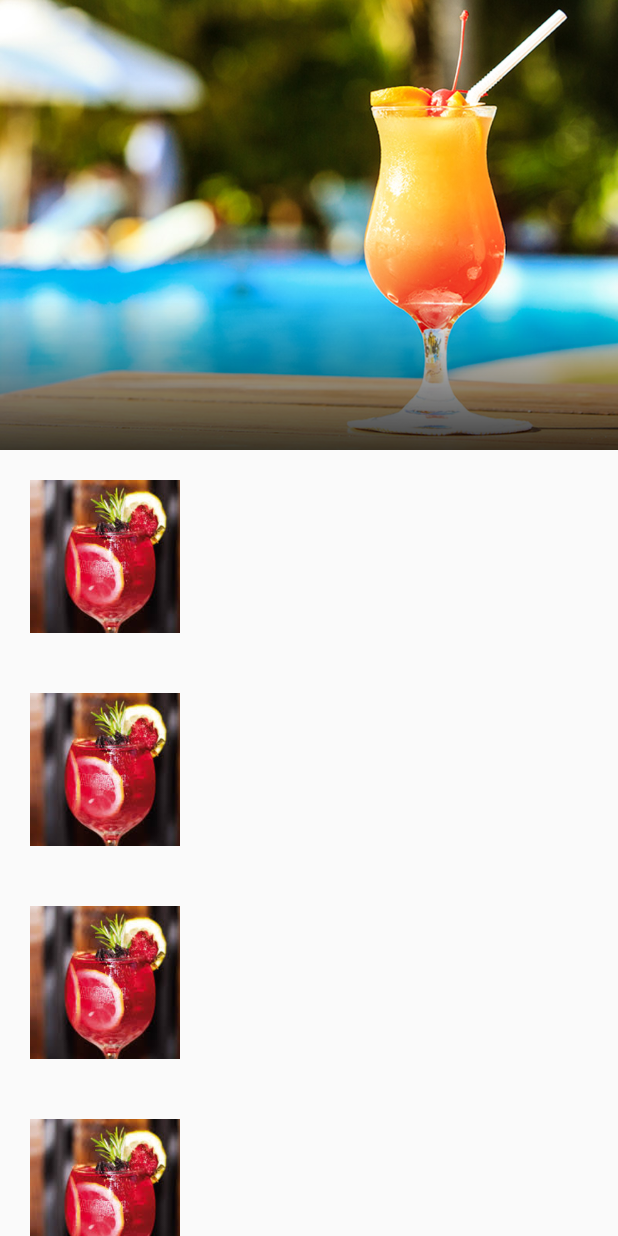
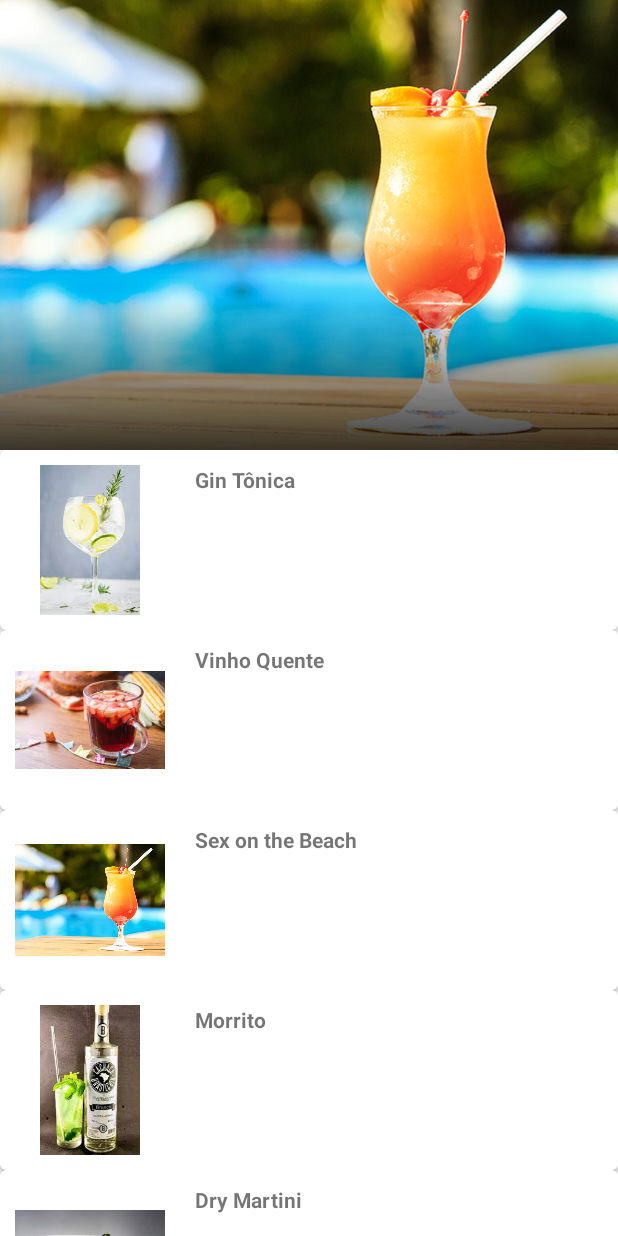
Before and after one commit to gabrielacasagrande/TelaDrinksNovo, an Android app: the layout activity_main.xml on its own in the app's theme, with its tools: preview values and no code run, on a phone screen of 412 x 824 dp. Run offline under Robolectric (Android 15) with nearby library versions, the phone set to English and light mode, and no system bars.

Commit message:
Collapse Layout Novo

```diff
--- a/app/src/main/AndroidManifest.xml
+++ b/app/src/main/AndroidManifest.xml
@@ -9,7 +9,9 @@
         android:roundIcon="@mipmap/ic_launcher_round"
         android:supportsRtl="true"
         android:theme="@style/AppTheme">
-        <activity android:name=".MainActivity">
+        <activity android:name=".MainActivity"></activity>
+        <activity android:name=".SplashScreen"
+            android:theme="@style/Theme.AppCompat.Light.NoActionBar">
             <intent-filter>
                 <action android:name="android.intent.action.MAIN" />
 
--- a/app/src/main/java/com/example/teladrinks/MainActivity.kt
+++ b/app/src/main/java/com/example/teladrinks/MainActivity.kt
@@ -1,5 +1,6 @@
 package com.example.teladrinks
 
+import android.content.Intent
 import android.graphics.Bitmap
 import android.graphics.BitmapFactory
 import androidx.appcompat.app.AppCompatActivity
@@ -18,5 +19,6 @@ class MainActivity : AppCompatActivity() {
         setSupportActionBar(toolbar)
 
 
+
     }
 }
--- /dev/null
+++ b/app/src/main/java/com/example/teladrinks/SplashScreen.kt
@@ -0,0 +1,23 @@
+package com.example.teladrinks
+
+import android.content.Intent
+import android.os.Bundle
+import android.os.Handler
+import androidx.appcompat.app.AppCompatActivity
+
+
+class SplashScreen : AppCompatActivity() {
+    lateinit var handler: Handler
+    override fun onCreate(savedInstanceState: Bundle?) {
+        super.onCreate(savedInstanceState)
+        setContentView(R.layout.splashscreen)
+
+        handler = Handler()
+        handler.postDelayed({
+            val intent = Intent(this,MainActivity::class.java)
+            startActivity(intent)
+            finish()
+        },3000)
+
+    }
+}
--- a/app/src/main/res/layout/activity_main.xml
+++ b/app/src/main/res/layout/activity_main.xml
@@ -38,7 +38,6 @@
               android:layout_width="match_parent"
               android:layout_height="100dp"
               android:layout_gravity="bottom"
-              style="@style/Appname"
               android:background="@drawable/title_background"/>
 
           <androidx.appcompat.widget.Toolbar
@@ -57,15 +56,17 @@
 
 
 
-      <androidx.recyclerview.widget.RecyclerView
-            android:layout_width="match_parent"
-            android:layout_height="match_parent"
-            android:layout_marginTop="300dp"
-            tools:itemCount="4"
-            tools:layout_editor_absoluteX="1dp"
-            tools:layout_editor_absoluteY="1dp"
-            tools:listitem="@layout/item_drink"/>
-
+<androidx.core.widget.NestedScrollView
+    android:layout_width="match_parent"
+    android:layout_height="match_parent"
+    app:layout_behavior="@string/appbar_scrolling_view_behavior">
+    <LinearLayout
+        android:layout_width="match_parent"
+        android:layout_height="match_parent"
+        android:orientation="vertical">
+     <include layout="@layout/drink_card"/>
+    </LinearLayout>
+</androidx.core.widget.NestedScrollView>
 
 
 
--- /dev/null
+++ b/app/src/main/res/layout/drink_card.xml
@@ -0,0 +1,165 @@
+<?xml version="1.0" encoding="utf-8"?>
+<LinearLayout
+    xmlns:android="http://schemas.android.com/apk/res/android"
+    android:layout_width="match_parent"
+    android:layout_height="match_parent"
+    android:orientation="vertical"
+    xmlns:app="http://schemas.android.com/apk/res-auto">
+
+    <androidx.cardview.widget.CardView
+        android:layout_width="match_parent"
+        android:layout_height="wrap_content"
+        android:padding="10dp"
+        android:cardElevation="4dp"
+        app:cardCornerRadius="4dp">
+
+        <LinearLayout
+            android:layout_width="match_parent"
+            android:layout_height="wrap_content"
+            android:layout_gravity="center_vertical"
+            android:orientation="horizontal">
+
+            <ImageView
+                android:id="@+id/imageView"
+                android:layout_width="100dp"
+                android:layout_height="100dp"
+                app:srcCompat="@drawable/gintonica"
+                android:layout_margin="10dp"/>
+
+            <TextView
+                android:id="@+id/textView2"
+                android:layout_width="match_parent"
+                android:layout_height="wrap_content"
+                android:layout_marginTop="10dp"
+                android:layout_margin="10dp"
+                android:text="Gin Tônica"
+                android:textStyle="bold" />
+
+        </LinearLayout>
+    </androidx.cardview.widget.CardView>
+
+    <androidx.cardview.widget.CardView
+        android:layout_width="match_parent"
+        android:layout_height="wrap_content"
+        android:padding="10dp"
+        android:cardElevation="4dp"
+        app:cardCornerRadius="4dp">
+
+        <LinearLayout
+            android:layout_width="match_parent"
+            android:layout_height="wrap_content"
+            android:layout_gravity="center_vertical"
+            android:orientation="horizontal">
+
+            <ImageView
+                android:id="@+id/imageView2"
+                android:layout_width="100dp"
+                android:layout_height="100dp"
+                app:srcCompat="@drawable/vinhoquente"
+                android:layout_margin="10dp"/>
+
+            <TextView
+                android:id="@+id/textView3"
+                android:layout_width="match_parent"
+                android:layout_height="wrap_content"
+                android:layout_margin="10dp"
+                android:text="Vinho Quente"
+                android:textStyle="bold" />
+        </LinearLayout>
+    </androidx.cardview.widget.CardView>
+
+    <androidx.cardview.widget.CardView
+        android:layout_width="match_parent"
+        android:layout_height="wrap_content"
+        android:padding="10dp"
+        android:cardElevation="4dp"
+        app:cardCornerRadius="4dp">
+
+        <LinearLayout
+            android:layout_width="match_parent"
+            android:layout_height="wrap_content"
+            android:layout_gravity="center_vertical"
+            android:orientation="horizontal">
+
+            <ImageView
+                android:id="@+id/image_beach"
+                android:layout_width="100dp"
+                android:layout_height="100dp"
+                app:srcCompat="@drawable/drink2"
+                android:layout_margin="10dp"/>
+
+            <TextView
+                android:id="@+id/beach"
+                android:layout_width="match_parent"
+                android:layout_height="wrap_content"
+                android:layout_margin="10dp"
+                android:text="Sex on the Beach"
+                android:textStyle="bold" />
+        </LinearLayout>
+    </androidx.cardview.widget.CardView>
+
+    <androidx.cardview.widget.CardView
+        android:layout_width="match_parent"
+        android:layout_height="wrap_content"
+        android:padding="10dp"
+        android:cardElevation="4dp"
+        app:cardCornerRadius="4dp">
+
+        <LinearLayout
+            android:layout_width="match_parent"
+            android:layout_height="wrap_content"
+            android:layout_gravity="center_vertical"
+            android:orientation="horizontal">
+
+            <ImageView
+                android:id="@+id/image_morrito"
+                android:layout_width="100dp"
+                android:layout_height="100dp"
+                app:srcCompat="@drawable/morrito"
+                android:layout_margin="10dp"/>
+
+            <TextView
+                android:id="@+id/morrito"
+                android:layout_width="match_parent"
+                android:layout_height="wrap_content"
+                android:layout_margin="10dp"
+                android:text="Morrito"
+                android:textStyle="bold" />
+        </LinearLayout>
+    </androidx.cardview.widget.CardView>
+
+    <androidx.cardview.widget.CardView
+        android:layout_width="match_parent"
+        android:layout_height="wrap_content"
+        android:padding="10dp"
+        android:cardElevation="4dp"
+        app:cardCornerRadius="4dp">
+
+        <LinearLayout
+            android:layout_width="match_parent"
+            android:layout_height="wrap_content"
+            android:layout_gravity="center_vertical"
+            android:orientation="horizontal">
+
+            <ImageView
+                android:id="@+id/image_drymartini"
+                android:layout_width="100dp"
+                android:layout_height="100dp"
+                app:srcCompat="@drawable/drymartini"
+                android:layout_margin="10dp"/>
+
+            <TextView
+                android:id="@+id/drymartini"
+                android:layout_width="match_parent"
+                android:layout_height="wrap_content"
+                android:layout_margin="10dp"
+                android:text="Dry Martini"
+                android:textStyle="bold" />
+        </LinearLayout>
+    </androidx.cardview.widget.CardView>
+
+
+
+
+
+</LinearLayout>
--- a/app/src/main/res/values/colors.xml
+++ b/app/src/main/res/values/colors.xml
@@ -6,4 +6,8 @@
 
     <color name="colorDarkSemiTransparent">#C6000000</color>
     <color name="white">#FAFCFC</color>
+
+    <color name="pink">#ee9ca7</color>
+
+    <color name="pinkdark">#F7F5538A</color>
 </resources>
--- a/app/src/main/res/values/styles.xml
+++ b/app/src/main/res/values/styles.xml
@@ -3,12 +3,28 @@
     <style name="AppTheme" parent="Theme.AppCompat.Light.NoActionBar">
         <!-- Customize your theme here. -->
         <item name="colorPrimary">@color/colorPrimary</item>
-        <item name="colorPrimaryDark">@color/colorPrimaryDark</item>
+        <item name="colorPrimaryDark">@color/pink</item>
         <item name="colorAccent">@color/colorAccent</item>
     </style>
 
-    <style name="Appname" >
-        <item name="android:textColor">@color/white</item>
+    <style name="TextCheers" >
+        <item name="android:text">Cheers</item>
+        <item name="android:textColor">@color/pink</item>
+        <item name="android:textSize">20sp</item>
     </style>
 
+    <style name="Texttile" >
+        <item name="android:text">@string/title_gintonica</item>
+        <item name="android:textSize">40sp</item>
+    </style>
+
+    <style name="Textdescricao" >
+        <item name="android:text">@string/descricao_gintonica</item>
+        <item name="android:textSize">20sp</item>
+    </style>
+
+
+
+
+
 </resources>
```
Also changed, not shown: app/src/main/java/com/example/teladrinks/ShareActivity.kt (added, +12 -0 lines), app/src/main/res/drawable/gradient_backgroun.xml (added, +13 -0 lines), app/src/main/res/drawable/ic_drink.xml (added, +10 -0 lines), app/src/main/res/drawable/ic_drink_black.xml (added, +18 -0 lines), app/src/main/res/drawable/ic_glass.xml (added, +10 -0 lines), app/src/main/res/layout/splashscreen.xml (added, +50 -0 lines), app/src/main/res/layout/tela_drink.xml (added, +56 -0 lines), app/src/main/res/values/strings.xml (+17 -0 lines), app/src/main/res/drawable/drymartini.jpeg (added), app/src/main/res/drawable/gintonica.jpeg (added), app/src/main/res/drawable/morrito.jpeg (added), app/src/main/res/drawable/vinhoquente.jpeg (added).
